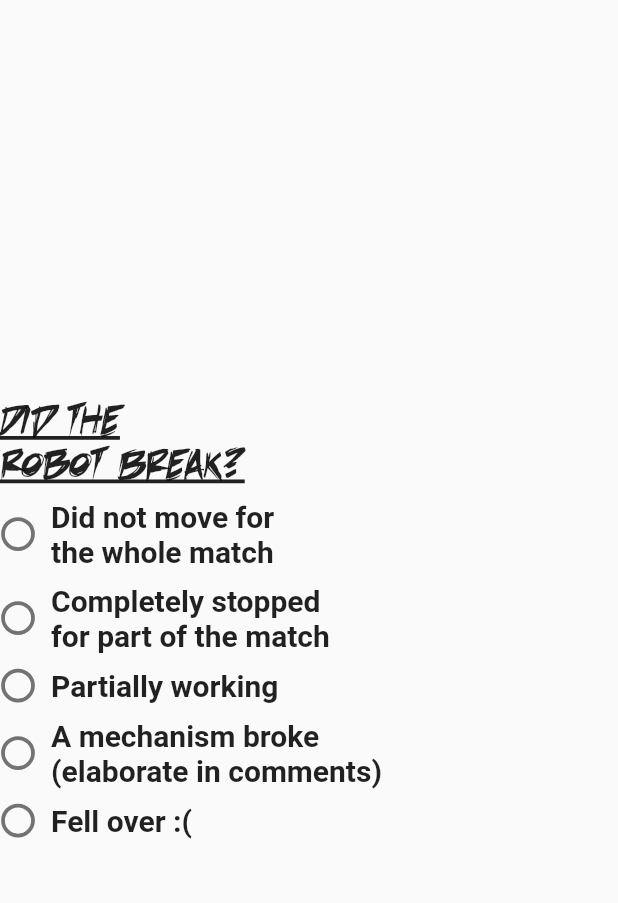
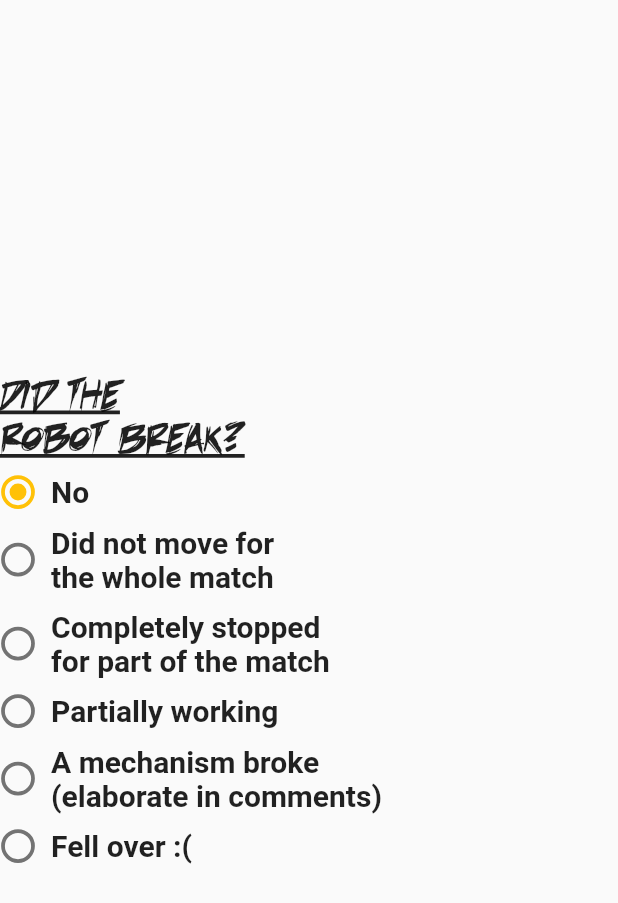
Before and after one commit to gtvario/HiveMind, a Flutter app: the RobotCondition widget shown alone on an empty page, opened directly with empty values, on a phone screen of 412 x 824 dp. Shown: the top 903 px of the screen. Run offline on Flutter 3.47's test engine with Material 2 defaults, Android fonts, the phone set to English and light mode, and no system bars; our stand-ins replace flutter_rating_bar, settings_ui; missing offline and left inert: number_inc_dec; Roboto replaces fonts that are missing (Tahoma); project files that could hold a hidden picture were left out.

```diff
--- a/lib/widgets/robot_condition_widget.dart
+++ b/lib/widgets/robot_condition_widget.dart
@@ -16,7 +16,7 @@ class _RobotConditionState extends State<RobotCondition> {
   void initState() {
     super.initState();
     setState(() {
-      robotConditionState = widget.scoutData.getRobotCondition;
+      robotConditionState = "No";
     });
   }
 
@@ -32,6 +32,38 @@ class _RobotConditionState extends State<RobotCondition> {
               fontSize: 35,
               fontFamily: 'Schyler',
               decoration: TextDecoration.underline),
+        ),
+        const SizedBox(height: 10),
+        Row(
+          children: [
+            Transform.scale(
+              scale: 1.25,
+              child: Radio(
+                activeColor: Colors.amber,
+                visualDensity: const VisualDensity(
+                    horizontal: VisualDensity.minimumDensity,
+                    vertical: VisualDensity.minimumDensity),
+                materialTapTargetSize: MaterialTapTargetSize.shrinkWrap,
+                value: 'No',
+                groupValue: robotConditionState,
+                onChanged: (value) {
+                  setState(() {
+                    robotConditionState = value.toString();
+                  });
+                  widget.scoutData.setRobotCondition = robotConditionState;
+                },
+              ),
+            ),
+            const SizedBox(width: 10),
+            const Text(
+              'No',
+              style: TextStyle(
+                fontSize: 20,
+                fontFamily: 'Tahoma',
+                fontWeight: FontWeight.bold,
+              ),
+            )
+          ],
         ),
         const SizedBox(height: 10),
         Row(
```
